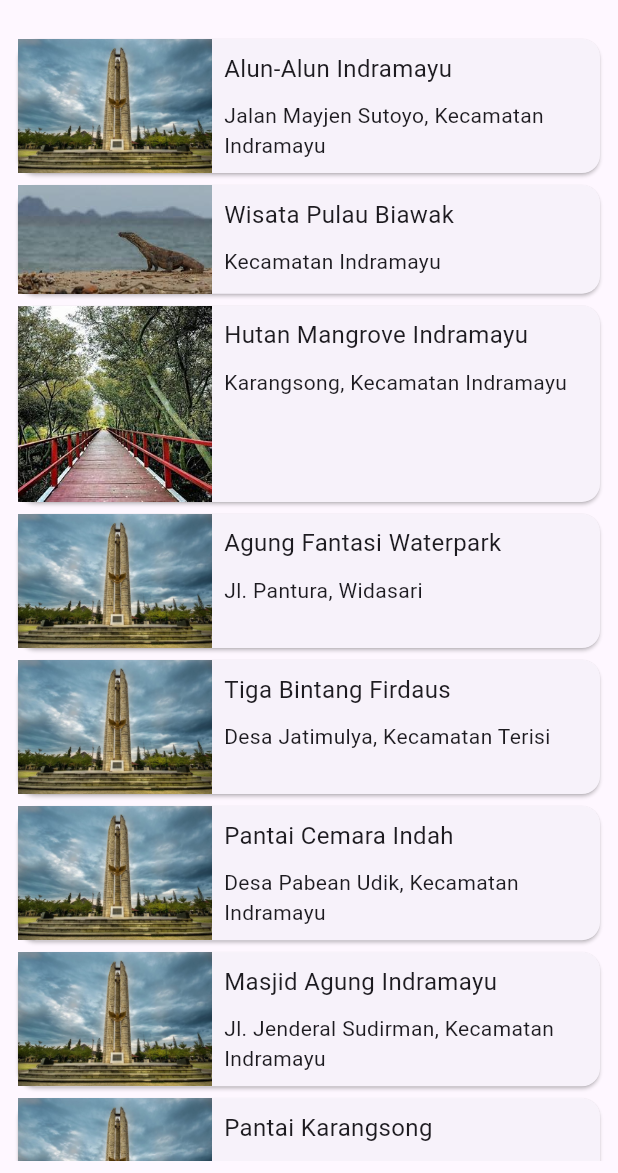
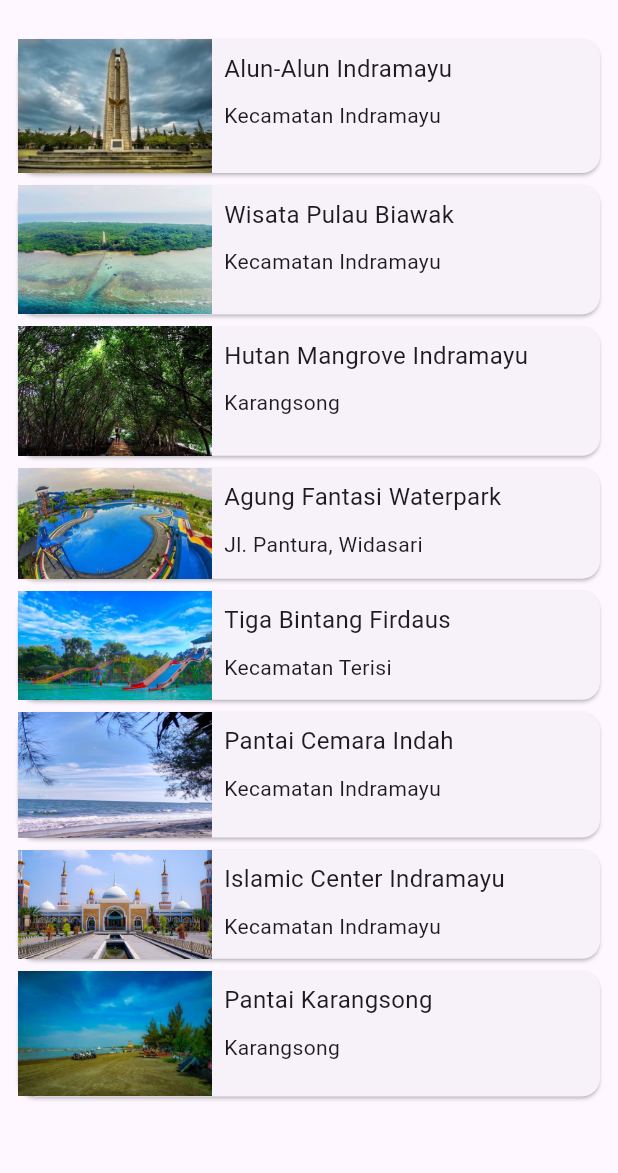
Before and after one commit to anggiimaulana/flutter-dasar-dicoding, a Flutter app: the screen it shows after launch, on a phone screen of 412 x 824 dp, the part 63-1236 px from its top. Run offline on Flutter 3.47's test engine with Material 3 defaults, Android fonts, the phone set to English and light mode, and no system bars.

Commit message:
codelab 4 part 2

```diff
--- a/lib/main.dart
+++ b/lib/main.dart
@@ -9,7 +9,7 @@
   @override
   Widget build(BuildContext context) {
     return MaterialApp(
-      title: 'Wisata Bandung',
+      title: 'Wisata Indramayu',
       theme: ThemeData(),
       home: const MainScreen(),
     );
--- a/lib/main_screen.dart
+++ b/lib/main_screen.dart
@@ -15,10 +15,16 @@
           ),
           body: LayoutBuilder(
             builder: (BuildContext context, BoxConstraints constraints) {
-              if (constraints.maxWidth <= 600) {
+              if (constraints.maxWidth <= 500) {
                 return const TourismPlaceList();
-              } else if (constraints.maxWidth <= 1200) {
+              } else if (constraints.maxWidth > 500 && constraints.maxWidth <=599) {
+                return const TourismPlaceGrid(gridCount: 2);
+              } else if (constraints.maxWidth >= 600 && constraints.maxWidth <=999) {
+                return const TourismPlaceGrid(gridCount: 3);
+              } else if (constraints.maxWidth >= 1000 && constraints.maxWidth <= 1500) {
                 return const TourismPlaceGrid(gridCount: 4);
+              } else if (constraints.maxWidth > 1500 && constraints.maxWidth <= 1799) {
+                return const TourismPlaceGrid(gridCount: 5);
               } else {
                 return const TourismPlaceGrid(gridCount: 6);
               }
--- a/lib/model/tourism_place.dart
+++ b/lib/model/tourism_place.dart
@@ -23,7 +23,7 @@
 var tourismPlaceList = [
   TourismPlace(
     name: 'Alun-Alun Indramayu',
-    location: 'Jalan Mayjen Sutoyo, Kecamatan Indramayu',
+    location: 'Kecamatan Indramayu',
     description:
         'Alun-Alun Indramayu adalah ruang terbuka hijau yang menjadi pusat aktivitas masyarakat setempat. Alun-alun ini sering digunakan untuk berbagai acara, seperti upacara, festival, dan pasar malam. Monumen Bambu Runcing yang ikonik berdiri di tengah alun-alun, memperingati perjuangan rakyat Indramayu melawan penjajah.',
     openDays: 'Buka Setiap Hari',
@@ -41,10 +41,10 @@
     location: 'Kecamatan Indramayu',
     description:
         'Pulau Biawak adalah destinasi wisata alam yang terletak sekitar 40 km dari pantai utara Indramayu. Pulau ini terkenal dengan mercusuar tua dan populasi biawak yang hidup bebas. Pengunjung dapat menikmati snorkeling, berkemah, dan menjelajahi keindahan alam yang masih asri.',
-    openDays: 'Maret - Juni dan September - Desember',
+    openDays: 'Buka Setiap Hari',
     openTime: '24 Jam',
     ticketPrice: 'Rp. 450.000/orang',
-    imageAsset: 'images/biawak.jpg',
+    imageAsset: 'images/pulau-biawak.jpg',
     imageUrls: [
       'https://encrypted-tbn0.gstatic.com/images?q=tbn:ANd9GcTF4dS4PWgX_4z213wwwxExPaWlRVR7vJXbIw&s',
       'https://th.bing.com/th/id/OIP.oLo3CHUmUegNVWx6dZ08CAHaEe?w=260&h=180&c=7&r=0&o=5&dpr=1.5&pid=1.7',
@@ -53,17 +53,17 @@
   ),
   TourismPlace(
     name: 'Hutan Mangrove Indramayu',
-    location: 'Karangsong, Kecamatan Indramayu',
+    location: 'Karangsong',
     description:
         'Hutan Mangrove Karangsong adalah kawasan konservasi yang berfungsi sebagai benteng alami dari abrasi pantai. Selain itu, hutan mangrove ini juga menjadi destinasi ekowisata yang edukatif, menawarkan pemandangan indah dan habitat bagi berbagai jenis burung pantai',
     openDays: 'Buka Setiap Hari',
     openTime: '08.00 - 17.00',
     ticketPrice: 'Rp. 10.000/orang',
-    imageAsset: 'images/mangrove.jpg',
+    imageAsset: 'images/hutan-mangrove.jpg',
     imageUrls: [
-      'https://media-cdn.tripadvisor.com/media/photo-o/0d/c2/e7/e6/quotes-kota-bandung.jpg',
-      'https://media-cdn.tripadvisor.com/media/photo-w/17/f4/44/01/jalan-asia-afrika.jpg',
-      'https://media-cdn.tripadvisor.com/media/photo-s/0a/ef/36/e2/jalan-asia-afrika.jpg',
+      'https://th.bing.com/th/id/OIP.gRyqiAak8fBoKBpJGp1OWQAAAA?w=264&h=180&c=7&r=0&o=5&dpr=1.5&pid=1.7',
+      'https://th.bing.com/th/id/OIP._tAQzvDYYXAgUNPk6SsDTgHaEK?w=296&h=180&c=7&r=0&o=5&dpr=1.5&pid=1.7',
+      'https://th.bing.com/th/id/OIP.vZzCmI5jPPikN7WpXgvmcQHaE7?w=194&h=180&c=7&r=0&o=5&dpr=1.5&pid=1.7',
     ],
   ),
   TourismPlace(
@@ -74,86 +74,71 @@
     openDays: 'Buka Setiap Hari',
     openTime: '08:00 - 17:00',
     ticketPrice: 'Rp 25.000/orang',
-    imageAsset: 'images/alun-indramayu.jpg',
+    imageAsset: 'images/agung-fantasi.jpeg',
     imageUrls: [
-      'https://media-cdn.tripadvisor.com/media/photo-o/15/01/d7/4b/p-20180510-153310-01.jpg',
-      'https://media-cdn.tripadvisor.com/media/photo-w/15/68/00/32/stone-garden-citatah.jpg',
-      'https://media-cdn.tripadvisor.com/media/photo-o/0d/a2/cb/05/stone-garden-citatah.jpg',
+      'https://th.bing.com/th/id/OIP.KxsRSbcJH-GQagQSuUhMDwHaEc?w=275&h=180&c=7&r=0&o=5&dpr=1.5&pid=1.7',
+      'https://th.bing.com/th/id/OIP.v0Y1uU9KdLPucxcoIV2XOwHaEK?w=272&h=180&c=7&r=0&o=5&dpr=1.5&pid=1.7',
+      'https://th.bing.com/th/id/OIP.PeQvASRxHeqvij4iO_Rx7wHaEK?w=333&h=187&c=7&r=0&o=5&dpr=1.5&pid=1.7',
     ],
   ),
   TourismPlace(
     name: 'Tiga Bintang Firdaus',
-    location: 'Desa Jatimulya, Kecamatan Terisi',
+    location: 'Kecamatan Terisi',
     description:
         ' Tiga Bintang Firdaus adalah taman wisata air yang terletak di Desa Jatimulya, Kecamatan Terisi. Tempat ini memiliki berbagai kolam renang, wahana permainan air, dan spot selfie yang instagramable, menjadikannya destinasi favorit untuk rekreasi keluarga.',
     openDays: 'Buka Setiap Hari',
     openTime: '08.30 - 16.30',
     ticketPrice: 'Rp. 25.000/orang',
-    imageAsset: 'images/alun-indramayu.jpg',
+    imageAsset: 'images/firdaus.jpg',
     imageUrls: [
-      'https://media-cdn.tripadvisor.com/media/photo-o/08/8b/87/50/bandung-movie-park.jpg',
-      'https://media-cdn.tripadvisor.com/media/photo-o/17/67/d5/53/img-20190505-114509-largejpg.jpg',
-      'https://media-cdn.tripadvisor.com/media/photo-w/09/73/33/05/taman-film-pasopati.jpg',
+      'https://encrypted-tbn0.gstatic.com/images?q=tbn:ANd9GcQruPAnkLow1zbt-kyGr58aH11NDsFIFVsySw&s',
+      'https://encrypted-tbn0.gstatic.com/images?q=tbn:ANd9GcTI_PjiaxQnVGQduyeZzJZJH3BGpq1siO_jYw&s',
+      'https://encrypted-tbn0.gstatic.com/images?q=tbn:ANd9GcRhhsFBoCa8zmx8EgDNahYss0oiqu1B268C0Q&s',
     ],
   ),
   TourismPlace(
     name: 'Pantai Cemara Indah',
-    location: 'Desa Pabean Udik, Kecamatan Indramayu',
+    location: 'Kecamatan Indramayu',
     description:
         'Pantai Cemara Indah menawarkan pemandangan pantai yang asri dengan deretan pohon cemara yang rindang. Pantai ini cocok untuk bersantai, piknik, dan menikmati keindahan matahari terbenam bersama keluarga atau teman-teman.',
     openDays: 'Buka Setiap Hari',
     openTime: '06.00 - 18.00',
     ticketPrice: 'Rp 5.000/orang',
-    imageAsset: 'images/alun-indramayu.jpg',
+    imageAsset: 'images/cemara.jpg',
     imageUrls: [
-      'https://media-cdn.tripadvisor.com/media/photo-w/19/1c/8e/f7/geology-museum.jpg',
-      'https://media-cdn.tripadvisor.com/media/photo-o/11/a7/35/b7/geology-museum.jpg',
-      'https://media-cdn.tripadvisor.com/media/photo-s/1a/55/e0/dc/geology-museum.jpg',
+      'https://lh3.googleusercontent.com/proxy/J_0eaMfU3HgQfr7xdtXIECAbUzWxq9e0ZDhZLpgDsKchVFioQJxdr9EN4SWGM9LtUVMiSg6O8i1Vb7emKrFcecKNpV45V4iXnPuu9ehXVOowhWuFp3lTJ5Lrd4vc',
+      'https://ik.imagekit.io/tvlk/blog/2024/05/shutterstock_1918556966.jpg?tr=dpr-2,w-675',
+      'https://encrypted-tbn0.gstatic.com/images?q=tbn:ANd9GcTEKPyS9F7_HQvDZvgYe0ocjTNll61r0Bra8Q&s',
     ],
   ),
   TourismPlace(
-    name: 'Masjid Agung Indramayu',
-    location: 'Jl. Jenderal Sudirman, Kecamatan Indramayu',
+    name: 'Islamic Center Indramayu',
+    location: 'Kecamatan Indramayu',
     description:
-        ' Masjid Agung Indramayu adalah salah satu masjid terbesar di Indramayu, terletak dekat dengan alun-alun. Masjid ini memiliki arsitektur yang megah dan sering menjadi pusat kegiatan keagamaan serta sosial masyarakat setempat.',
+        'Islamic Center Indramayu adalah salah satu masjid terbesar di Indramayu. Masjid ini memiliki arsitektur yang megah dan sering menjadi pusat kegiatan keagamaan serta sosial masyarakat setempat.',
     openDays: 'Buka Setiap Hari',
     openTime: '24 Jam',
     ticketPrice: 'Gratis',
-    imageAsset: 'images/alun-indramayu.jpg',
+    imageAsset: 'images/islamic-center.jpg',
     imageUrls: [
-      'https://media-cdn.tripadvisor.com/media/photo-o/17/f9/ff/f8/floating-market-bandung.jpg',
-      'https://media-cdn.tripadvisor.com/media/photo-p/1a/86/d3/cd/20200103-125059-largejpg.jpg',
-      'https://media-cdn.tripadvisor.com/media/photo-p/19/ce/b4/9b/img20181224120857-largejpg.jpg',
+      'https://encrypted-tbn0.gstatic.com/images?q=tbn:ANd9GcRf42wcQ8KV6C4NWjIJNmd5k_zu_yMFYrhXEQ&s',
+      'https://encrypted-tbn0.gstatic.com/images?q=tbn:ANd9GcSt8aS3ODaiVkjksA59hHjndq55QZOkKMvaRw&s',
+      'https://encrypted-tbn0.gstatic.com/images?q=tbn:ANd9GcR8z6TF2NU33ZlIm8CryTM4KvBUoDIYPwJqBg&s',
     ],
   ),
   TourismPlace(
     name: 'Pantai Karangsong',
-    location: 'Karangsong, Kecamatan Indramayu',
+    location: 'Karangsong',
     description:
         'Pantai Karangsong terkenal dengan hutan mangrovenya yang lebat dan menjadi tempat konservasi ekosistem pesisir. Pengunjung dapat menikmati pemandangan laut, berperahu, dan belajar tentang pentingnya pelestarian lingkungan di kawasan ini.',
     openDays: 'Buka Setiap Hari',
     openTime: '06.00 - 18.00',
     ticketPrice: 'Rp 10.000/orang',
-    imageAsset: 'images/alun-indramayu.jpg',
+    imageAsset: 'images/karangsong.jpg',
     imageUrls: [
-      'https://media-cdn.tripadvisor.com/media/photo-o/0b/6e/7c/ce/rocks-sticking-out-of.jpg',
-      'https://media-cdn.tripadvisor.com/media/photo-p/0b/35/30/14/white-crater.jpg',
-      'https://media-cdn.tripadvisor.com/media/photo-o/0a/8b/9a/79/2945-t00572-www-initempatwisat.jpg',
-    ],
-  ),
-  TourismPlace(
-    name: 'Pantai Tebing Patrol',
-    location: 'Ciwidey',
-    description:
-        'Pantai Tebing Patrol menawarkan pemandangan tebing-tebing batu yang menjulang di sepanjang garis pantai. Tempat ini cocok untuk penggemar fotografi dan petualangan, dengan pemandangan alam yang menakjubkan dan suasana yang tenang.',
-    openDays: 'Desa Patrol',
-    openTime: '06.00 - 18.00',
-    ticketPrice: 'Rp 5.000/orang',
-    imageAsset: 'images/alun-indramayu.jpg',
-    imageUrls: [
-      'https://media-cdn.tripadvisor.com/media/photo-o/1a/e0/7f/9c/kampung-cai-ranca-upas.jpg',
-      'https://media-cdn.tripadvisor.com/media/photo-w/13/ee/2f/87/ranca-upas.jpg',
-      'https://media-cdn.tripadvisor.com/media/photo-w/13/ee/27/0a/ranca-upas.jpg',
+      'https://encrypted-tbn0.gstatic.com/images?q=tbn:ANd9GcTSc9ZW5LPqyMjFhkzwHPlZgWKyxzmH8tXZmg&s',
+      'https://encrypted-tbn0.gstatic.com/images?q=tbn:ANd9GcRqFrwmi6ZpelUEdg41CznnVd9CTpi6rZd-QA&s',
+      'https://encrypted-tbn0.gstatic.com/images?q=tbn:ANd9GcT8E7SgTkP9ehO5Cuh4FySO33ejk-ID6nib8w&s',
     ],
   ),
 ];
```
Also changed, not shown: images/3firdaus.jpg (added), images/agung-fantasi.jpeg (added), images/cemara.jpg (added), images/firdaus.jpg (added), images/hutan-mangrove.jpg (added), images/islamic-center.jpg (added), images/karangsong.jpg (added), images/pulau-biawak.jpg (added).
